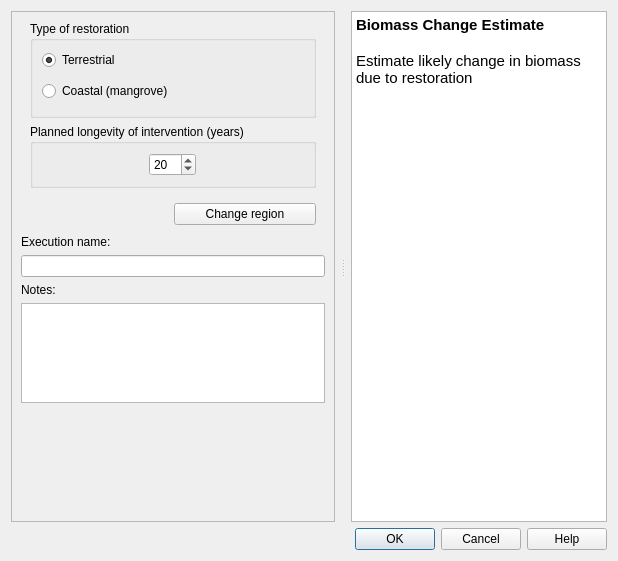
First picture: the form in LDMP/gui/DlgCalculateRestBiomassData.ui, repository ConservationInternational/trends.earth, before the edit.
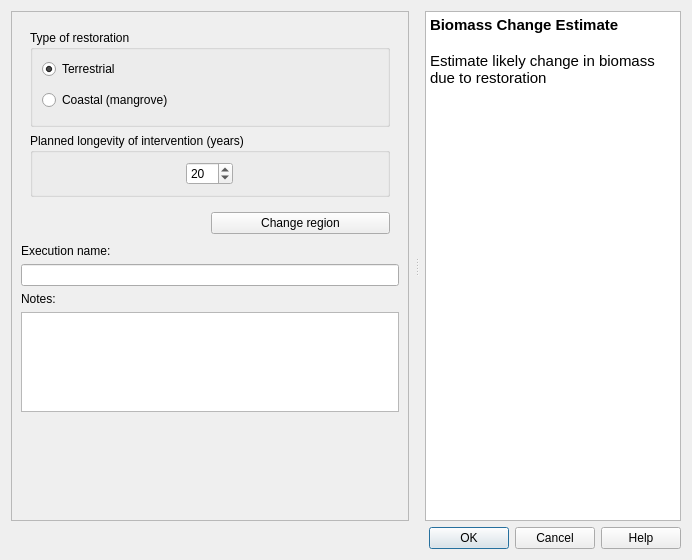
Second picture: the form after the edit.

Commit message: added scroll area in all algorithm execution dialogs

Patch:
```diff
--- a/LDMP/gui/DlgCalculateRestBiomassData.ui
+++ b/LDMP/gui/DlgCalculateRestBiomassData.ui
@@ -6,8 +6,8 @@
    <rect>
     <x>0</x>
     <y>0</y>
-    <width>618</width>
-    <height>561</height>
+    <width>692</width>
+    <height>560</height>
    </rect>
   </property>
   <property name="sizePolicy">
@@ -36,24 +36,39 @@
        </sizepolicy>
       </property>
       <property name="frameShape">
-       <enum>QFrame::StyledPanel</enum>
+       <enum>QFrame::NoFrame</enum>
       </property>
       <property name="frameShadow">
        <enum>QFrame::Raised</enum>
       </property>
       <layout class="QVBoxLayout" name="verticalLayout_3">
        <property name="leftMargin">
-        <number>9</number>
+        <number>0</number>
        </property>
        <property name="topMargin">
         <number>0</number>
        </property>
        <property name="rightMargin">
-        <number>9</number>
+        <number>0</number>
        </property>
        <property name="bottomMargin">
-        <number>4</number>
+        <number>0</number>
        </property>
+       <item>
+        <widget class="QScrollArea" name="scrollArea">
+         <property name="widgetResizable">
+          <bool>true</bool>
+         </property>
+         <widget class="QWidget" name="scrollAreaWidgetContents">
+          <property name="geometry">
+           <rect>
+            <x>0</x>
+            <y>0</y>
+            <width>400</width>
+            <height>509</height>
+           </rect>
+          </property>
+          <layout class="QVBoxLayout" name="verticalLayout_5">
        <item>
         <widget class="QFrame" name="setup_frame">
          <property name="frameShape">
@@ -224,10 +239,14 @@
          <property name="sizeHint" stdset="0">
           <size>
            <width>20</width>
-           <height>40</height>
+               <height>66</height>
           </size>
          </property>
         </spacer>
+           </item>
+          </layout>
+         </widget>
+        </widget>
        </item>
       </layout>
      </widget>
```
Lines whose indentation alone changed are shown as unchanged. The commit also changes 12 other files.
